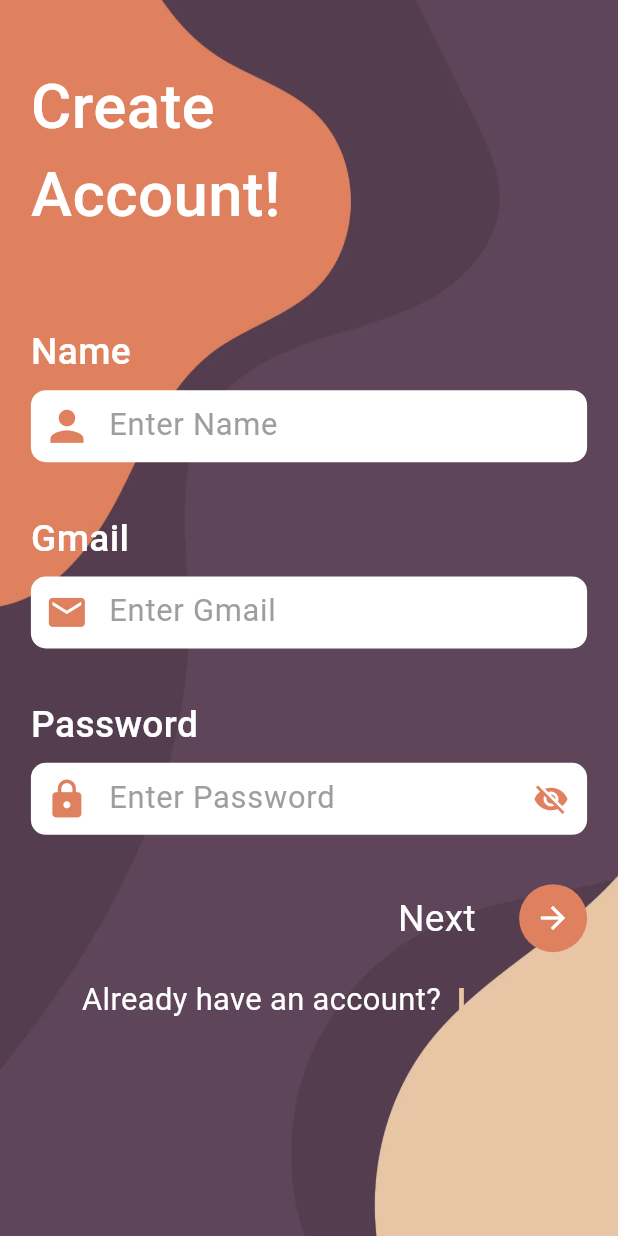
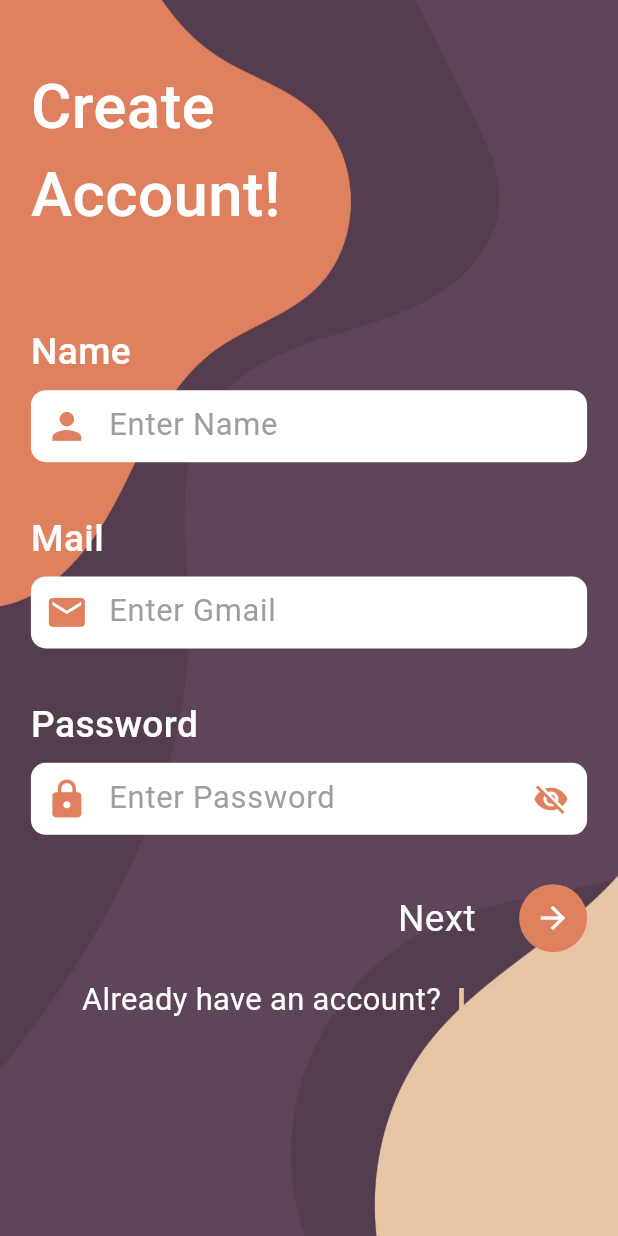
Before and after one commit to abdullahjohar23/expense-tracking-app, a Flutter app: the SignUpPage screen opened directly, on a phone screen of 412 x 824 dp. Run offline on Flutter 3.47's test engine with Material 3 defaults, Android fonts, the phone set to English and light mode, and no system bars.

Commit message:
codes via reusable code

```diff
--- a/lib/pages/signup.dart
+++ b/lib/pages/signup.dart
@@ -1,3 +1,4 @@
+import 'package:expense_tracking/services/reusable_designs.dart';
 import 'package:flutter/material.dart';
 
 class SignUpPage extends StatefulWidget {
@@ -41,63 +42,23 @@ class _SignUpPageState extends State<SignUpPage> {
 
                                 SizedBox(height: deviceHeight * 0.07),
 
-                                Text('Name', style: TextStyle(color: Colors.white, fontSize: deviceWidth * 0.06, fontWeight: FontWeight.w500),),
+                                LabelName(label: 'Name'),
 
                                 SizedBox(height: deviceHeight * 0.01),
 
-                                Container(
-                                    decoration: BoxDecoration(color: Colors.white, borderRadius: BorderRadius.circular(10)),
-                                    child: TextField(
-                                        decoration: InputDecoration(
-                                            border: InputBorder.none,
-
-                                            hintText: 'Enter Name',
-                                            hintStyle: TextStyle(
-                                                fontSize: deviceWidth * 0.05,
-                                                color: Colors.grey,
-                                                fontWeight: FontWeight.w400,
-                                            ),
-
-                                            prefixIcon: Icon(
-                                                Icons.person,
-                                                size: deviceWidth * 0.08,
-                                                color: Color(0xffdf815f),
-                                            ),
-                                        ),
-                                    ),
-                                ),
+                                TextFieldDesign(hintMessage: 'Enter Name', iconName: Icons.person),
 
                                 SizedBox(height: deviceHeight * 0.04),
 
-                                Text('Gmail', style: TextStyle(color: Colors.white, fontSize: deviceWidth * 0.06, fontWeight: FontWeight.w500),),
+                                LabelName(label: 'Mail'),
 
                                 SizedBox(height: deviceHeight * 0.01),
 
-                                Container(
-                                    decoration: BoxDecoration(color: Colors.white, borderRadius: BorderRadius.circular(10)),
-                                    child: TextField(
-                                        decoration: InputDecoration(
-                                            border: InputBorder.none,
-
-                                            hintText: 'Enter Gmail',
-                                            hintStyle: TextStyle(
-                                                fontSize: deviceWidth * 0.05,
-                                                color: Colors.grey,
-                                                fontWeight: FontWeight.w400,
-                                            ),
-
-                                            prefixIcon: Icon(
-                                                Icons.mail,
-                                                size: deviceWidth * 0.07,
-                                                color: Color(0xffdf815f),
-                                            ),
-                                        ),
-                                    ),
-                                ),
+                                TextFieldDesign(hintMessage: 'Enter Gmail', iconName: Icons.mail),
 
                                 SizedBox(height: deviceHeight * 0.04),
 
-                                Text('Password', style: TextStyle(color: Colors.white, fontSize: deviceWidth * 0.06, fontWeight: FontWeight.w500),),
+                                LabelName(label: 'Password'),
 
                                 SizedBox(height: deviceHeight * 0.01),
 
```
